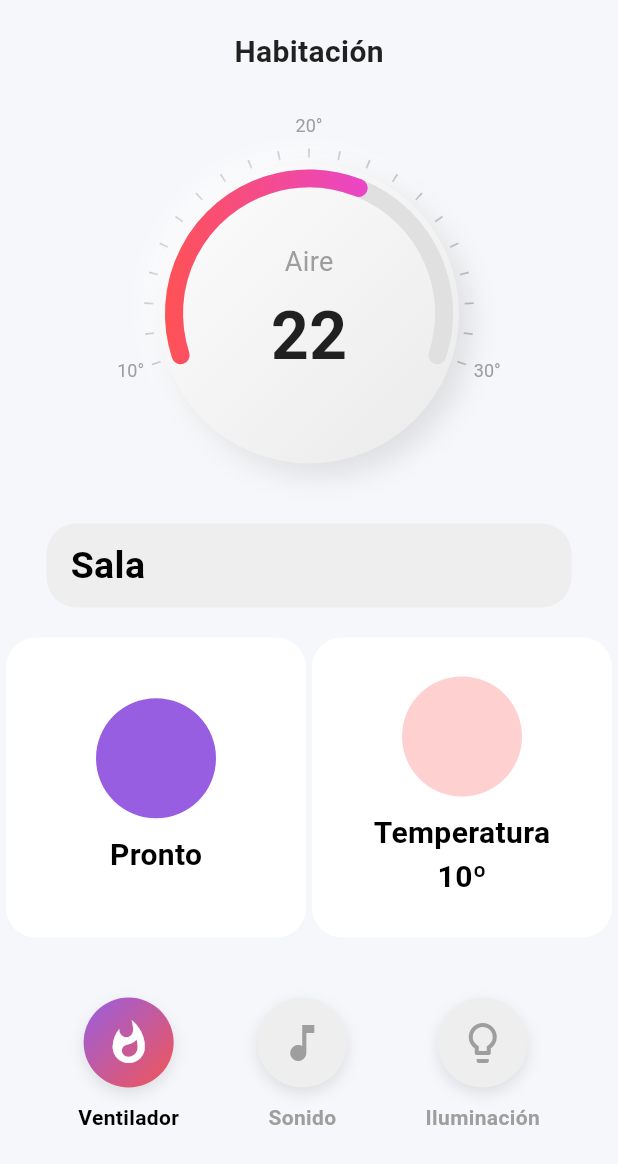
After one commit to Cris-CM/House-app1, a Flutter app: the screen it shows after launch, after a tap on "Ventilador", on a phone screen of 412 x 824 dp. The commit adds this screen. Shown: the top 1164 px of the screen. Run offline on Flutter 3.47's test engine with Material 3 defaults, Android fonts, the phone set to English and light mode, and no system bars; our stand-ins replace bloc, dio, flutter_bloc, get_it, sizer, speech_to_text.

Commit message:
feat: temperature view

```diff
--- a/lib/colors/palette.dart
+++ b/lib/colors/palette.dart
@@ -5,6 +5,7 @@ class Palette {
   static final grey = Colors.grey.shade200;
   static final purpleAccent = Color(0xFF985EE1);
   static final red = Color(0xFFF25656);
+  static final cream = Color(0xFFFED0D0);
   static const black = Colors.black;
   static const transparent = Colors.transparent;
 }
--- a/lib/main.dart
+++ b/lib/main.dart
@@ -3,8 +3,7 @@ import 'package:flutter_bloc/flutter_bloc.dart';
 import 'package:house_app/app/blocs/home_bloc/home_bloc.dart';
 import 'package:house_app/app/injector/injector.dart';
 import 'package:house_app/app/services/command_service.dart';
-import 'package:house_app/ui/views/room_view.dart';
-import 'ui/views/home_view.dart';
+import 'package:house_app/ui/views/temperature_view.dart';
 
 void main() {
   WidgetsFlutterBinding.ensureInitialized();
@@ -24,7 +23,7 @@ class MyApp extends StatelessWidget {
       child: MaterialApp(
         title: 'Casa Inteligente',
         theme: ThemeData(primarySwatch: Colors.blue),
-        home: RoomView(),
+        home: TemperatureDialView(),
       ),
     );
   }
--- a/lib/ui/views/room_view.dart
+++ b/lib/ui/views/room_view.dart
@@ -13,7 +13,7 @@ class _RoomViewState extends State<RoomView> {
   bool salaOn = true;
   bool livingOn = false;
 
-  int selectedTab = 0; // 0 = Habitaciones, 1 = Dispositivos
+  int selectedTab = 0;
 
   @override
   Widget build(BuildContext context) {
@@ -36,7 +36,6 @@ class _RoomViewState extends State<RoomView> {
           padding: const EdgeInsets.symmetric(horizontal: 20),
           child: Column(
             children: [
-              // ----------- TARJETA PRINCIPAL ------------
               Container(
                 padding: const EdgeInsets.symmetric(
                   horizontal: 35,
--- /dev/null
+++ b/lib/ui/views/temperature_view.dart
@@ -0,0 +1,374 @@
+import 'package:flutter/material.dart';
+import 'dart:math' as math;
+
+import 'package:house_app/colors/palette.dart';
+
+class TemperatureDialView extends StatelessWidget {
+  const TemperatureDialView({super.key});
+
+  @override
+  Widget build(BuildContext context) {
+    return Scaffold(
+      backgroundColor: const Color(0xFFF6F7FA),
+      body: SafeArea(
+        child: Center(
+          child: Column(
+            children: [
+              const SizedBox(height: 20),
+              const Text(
+                'Habitación',
+                style: TextStyle(
+                  fontSize: 20,
+                  fontWeight: FontWeight.w600,
+                  color: Colors.black87,
+                ),
+              ),
+              const SizedBox(height: 40),
+              const TemperatureDial(temp: 22),
+
+              SizedBox(height: 20),
+              Container(
+                width: 350,
+                padding: EdgeInsets.symmetric(horizontal: 16, vertical: 10),
+                decoration: BoxDecoration(
+                  borderRadius: BorderRadius.circular(20),
+                  color: Palette.grey,
+                ),
+                child: Text(
+                  'Sala',
+                  style: TextStyle(
+                    fontSize: 25,
+                    fontWeight: FontWeight.w600,
+                    color: Palette.black,
+                  ),
+                ),
+              ),
+              const SizedBox(height: 20),
+              Row(
+                mainAxisAlignment: MainAxisAlignment.spaceEvenly,
+                children: [
+                  Container(
+                    height: 200,
+                    width: 200,
+                    decoration: BoxDecoration(
+                      color: Palette.white,
+                      borderRadius: BorderRadius.circular(20),
+                    ),
+                    child: Column(
+                      mainAxisAlignment: MainAxisAlignment.center,
+                      children: [
+                        CircleAvatar(
+                          radius: 40,
+                          backgroundColor: Palette.purpleAccent,
+                        ),
+                        const SizedBox(height: 10),
+                        Text(
+                          'Pronto',
+                          style: TextStyle(
+                            fontSize: 20,
+                            fontWeight: FontWeight.w600,
+                            color: Palette.black,
+                          ),
+                        ),
+                      ],
+                    ),
+                  ),
+                  Container(
+                    height: 200,
+                    width: 200,
+                    decoration: BoxDecoration(
+                      color: Palette.white,
+                      borderRadius: BorderRadius.circular(20),
+                    ),
+                    child: Column(
+                      mainAxisAlignment: MainAxisAlignment.center,
+                      children: [
+                        CircleAvatar(
+                          radius: 40,
+                          backgroundColor: Palette.cream,
+                        ),
+                        const SizedBox(height: 10),
+                        Text(
+                          'Temperatura',
+                          style: TextStyle(
+                            fontSize: 20,
+                            fontWeight: FontWeight.w600,
+                            color: Palette.black,
+                          ),
+                        ),
+                        Text(
+                          '10º',
+                          style: TextStyle(
+                            fontSize: 20,
+                            fontWeight: FontWeight.w600,
+                            color: Palette.black,
+                          ),
+                        ),
+                      ],
+                    ),
+                  ),
+                ],
+              ),
+              const SizedBox(height: 40),
+              Row(
+                mainAxisAlignment: MainAxisAlignment.spaceEvenly,
+                children: [
+                  DeviceOption(
+                    title: "Ventilador",
+                    icon: Icons.whatshot,
+                    selected: true, // Activo
+                    onTap: () {},
+                  ),
+                  DeviceOption(
+                    title: "Sonido",
+                    icon: Icons.music_note,
+                    selected: false,
+                    onTap: () {},
+                  ),
+                  DeviceOption(
+                    title: "Iluminación",
+                    icon: Icons.lightbulb_outline,
+                    selected: false,
+                    onTap: () {},
+                  ),
+                ],
+              ),
+            ],
+          ),
+        ),
+      ),
+    );
+  }
+}
+
+class TemperatureDial extends StatelessWidget {
+  final double temp;
+  const TemperatureDial({super.key, required this.temp});
+
+  @override
+  Widget build(BuildContext context) {
+    return Stack(
+      alignment: Alignment.center,
+      children: [
+        CustomPaint(size: const Size(240, 240), painter: _TickMarksPainter()),
+        Container(
+          width: 200,
+          height: 200,
+          decoration: BoxDecoration(
+            shape: BoxShape.circle,
+            gradient: const LinearGradient(
+              colors: [Color(0xFFFDFDFE), Color(0xFFEAEAEA)],
+              begin: Alignment.topLeft,
+              end: Alignment.bottomRight,
+            ),
+            boxShadow: [
+              BoxShadow(
+                color: Colors.white.withOpacity(0.8),
+                blurRadius: 15,
+                offset: const Offset(-5, -5),
+              ),
+              BoxShadow(
+                color: Colors.black.withOpacity(0.1),
+                blurRadius: 15,
+                offset: const Offset(8, 8),
+              ),
+            ],
+          ),
+          child: CustomPaint(
+            painter: _ArcPainter(temp: temp),
+            child: Center(
+              child: Column(
+                mainAxisSize: MainAxisSize.min,
+                children: [
+                  const Text(
+                    'Aire',
+                    style: TextStyle(color: Colors.grey, fontSize: 18),
+                  ),
+                  const SizedBox(height: 6),
+                  Text(
+                    temp.toStringAsFixed(0),
+                    style: const TextStyle(
+                      fontSize: 44,
+                      fontWeight: FontWeight.bold,
+                      color: Colors.black87,
+                    ),
+                  ),
+                ],
+              ),
+            ),
+          ),
+        ),
+      ],
+    );
+  }
+}
+
+class _ArcPainter extends CustomPainter {
+  final double temp;
+  _ArcPainter({required this.temp});
+
+  @override
+  void paint(Canvas canvas, Size size) {
+    final rect = Offset.zero & size;
+    final startTemp = 10;
+    final endTemp = 30;
+    final sweepAngle =
+        ((temp - startTemp) / (endTemp - startTemp)) * math.pi * 1.2;
+
+    // Fondo gris del arco
+    final basePaint = Paint()
+      ..color = Colors.grey.shade300
+      ..style = PaintingStyle.stroke
+      ..strokeWidth = 12
+      ..strokeCap = StrokeCap.round;
+
+    // Arco de progreso con degradado
+    final gradientPaint = Paint()
+      ..shader = const LinearGradient(
+        colors: [Colors.redAccent, Colors.purpleAccent],
+      ).createShader(rect)
+      ..style = PaintingStyle.stroke
+      ..strokeWidth = 12
+      ..strokeCap = StrokeCap.round;
+
+    final center = Offset(size.width / 2, size.height / 2);
+    final radius = size.width / 2 - 10;
+
+    // Dibuja el arco base
+    canvas.drawArc(
+      Rect.fromCircle(center: center, radius: radius),
+      math.pi * 0.9,
+      math.pi * 1.2,
+      false,
+      basePaint,
+    );
+
+    // Dibuja el arco de progreso
+    canvas.drawArc(
+      Rect.fromCircle(center: center, radius: radius),
+      math.pi * 0.9,
+      sweepAngle,
+      false,
+      gradientPaint,
+    );
+  }
+
+  @override
+  bool shouldRepaint(covariant CustomPainter oldDelegate) => true;
+}
+
+class _TickMarksPainter extends CustomPainter {
+  @override
+  void paint(Canvas canvas, Size size) {
+    final center = Offset(size.width / 2, size.height / 2);
+    final radius = size.width / 2 - 10;
+    final tickPaint = Paint()
+      ..color = Colors.grey.shade400
+      ..strokeWidth = 1.2;
+
+    const startAngle = math.pi * 0.9;
+    const endAngle = math.pi * 2.1;
+    const tickCount = 21;
+
+    for (int i = 0; i < tickCount; i++) {
+      final angle =
+          startAngle + (endAngle - startAngle) * (i / (tickCount - 1));
+      final x1 = center.dx + math.cos(angle) * (radius - 6);
+      final y1 = center.dy + math.sin(angle) * (radius - 6);
+      final x2 = center.dx + math.cos(angle) * radius;
+      final y2 = center.dy + math.sin(angle) * radius;
+      canvas.drawLine(Offset(x1, y1), Offset(x2, y2), tickPaint);
+    }
+
+    // Texto 10°, 20°, 30°
+    _drawText(canvas, '10°', center, radius, startAngle);
+    _drawText(canvas, '20°', center, radius, (startAngle + endAngle) / 2);
+    _drawText(canvas, '30°', center, radius, endAngle);
+  }
+
+  void _drawText(
+    Canvas canvas,
+    String text,
+    Offset center,
+    double radius,
+    double angle,
+  ) {
+    final textPainter = TextPainter(
+      text: TextSpan(
+        text: text,
+        style: const TextStyle(color: Colors.grey, fontSize: 12),
+      ),
+      textDirection: TextDirection.ltr,
+    )..layout();
+    final offset = Offset(
+      center.dx + math.cos(angle) * (radius + 15) - textPainter.width / 2,
+      center.dy + math.sin(angle) * (radius + 15) - textPainter.height / 2,
+    );
+    textPainter.paint(canvas, offset);
+  }
+
+  @override
+  bool shouldRepaint(covariant CustomPainter oldDelegate) => false;
+}
+
+class DeviceOption extends StatelessWidget {
+  final String title;
+  final IconData icon;
+  final bool selected;
+  final VoidCallback? onTap;
+
+  const DeviceOption({
+    super.key,
+    required this.title,
+    required this.icon,
+    this.selected = false,
+    this.onTap,
+  });
+
+  @override
+  Widget build(BuildContext context) {
+    return GestureDetector(
+      onTap: onTap,
+      child: Column(
+        children: [
+          AnimatedContainer(
+            duration: const Duration(milliseconds: 250),
+            padding: EdgeInsets.all(14),
+            decoration: BoxDecoration(
+              shape: BoxShape.circle,
+              gradient: selected
+                  ? LinearGradient(
+                      colors: [Palette.purpleAccent, Palette.red],
+                      begin: Alignment.topLeft,
+                      end: Alignment.bottomRight,
+                    )
+                  : null,
+              color: selected ? null : Palette.grey,
+              boxShadow: [
+                BoxShadow(
+                  color: Colors.black.withOpacity(0.1),
+                  blurRadius: 8,
+                  offset: Offset(0, 4),
+                ),
+              ],
+            ),
+            child: Icon(
+              icon,
+              size: 32,
+              color: selected ? Palette.white : Colors.grey,
+            ),
+          ),
+          const SizedBox(height: 10),
+          Text(
+            title,
+            style: TextStyle(
+              fontSize: 14,
+              fontWeight: FontWeight.w600,
+              color: selected ? Palette.black : Colors.grey,
+            ),
+          ),
+        ],
+      ),
+    );
+  }
+}
--- a/pubspec.yaml
+++ b/pubspec.yaml
@@ -39,6 +39,8 @@ dependencies:
   get_it: ^8.2.0
   flutter_bloc: ^9.1.1
   sizer: ^3.1.3
+  percent_indicator: ^4.2.5
+  font_awesome_flutter: ^10.9.1
 
 dev_dependencies:
   flutter_test:
```
